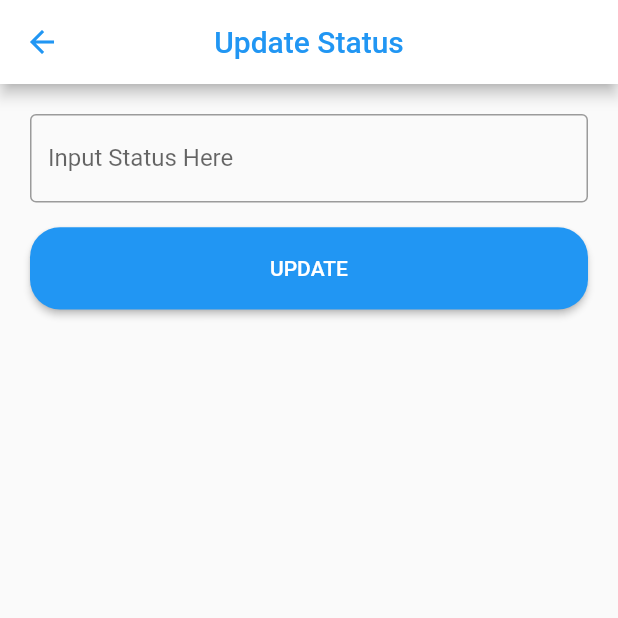
After one commit to emreozturk7/chat_app, a Flutter app: the UpdateStatusView screen opened by its route, on a phone screen of 412 x 824 dp, the top half of it. The commit adds this screen. Run offline on Flutter 3.47's test engine with Material 2 defaults, Android fonts, the phone set to English and light mode, and no system bars; our stand-ins replace cloud_firestore, emoji_picker_flutter, firebase_auth, firebase_core, firebase_storage, flutter_spinkit and 3 more; accounts and stored records are empty.

Commit message:
Update Status View added

```diff
--- a/lib/main.dart
+++ b/lib/main.dart
@@ -1,10 +1,11 @@
 import 'package:flutter/material.dart';
 import 'package:firebase_core/firebase_core.dart';
 import 'package:flutter_chat_app/model/my_user.dart';
-import 'package:flutter_chat_app/profile/profile_screen.dart';
+import 'package:flutter_chat_app/modules/contacts/contacts_view.dart';
+import 'package:flutter_chat_app/modules/profile/profile_view.dart';
+import 'package:flutter_chat_app/modules/update_status/update_status_view.dart';
 import 'package:flutter_chat_app/services/auth.dart';
 import 'package:flutter_chat_app/view/message_home_page.dart';
-import 'package:flutter_chat_app/contacts/message_contacts.dart';
 import 'package:flutter_chat_app/view/message_page.dart';
 import 'package:flutter_chat_app/view/splash_screen.dart';
 import 'package:flutter_chat_app/view/wrapper.dart';
@@ -38,6 +39,7 @@ class Main extends StatelessWidget {
                 '/message_home_page': (context) => MessageHomePage(),
                 '/message_contacts': (context) => MessageContacts(),
                 '/profile_screen': (context) => ProfileView(),
+                '/update_status_view': (context) => UpdateStatusView(),
               },
               home: const Wrapper(),
             ),
--- a/lib/authenticate/authenticate.dart
+++ b/lib/modules/authenticate/authenticate.dart
@@ -1,6 +1,6 @@
 import 'package:flutter/material.dart';
-import 'package:flutter_chat_app/authenticate/register.dart';
-import 'package:flutter_chat_app/authenticate/sign_in.dart';
+import 'package:flutter_chat_app/modules/authenticate/register.dart';
+import 'package:flutter_chat_app/modules/authenticate/sign_in.dart';
 
 class Authenticate extends StatefulWidget {
   const Authenticate({Key? key}) : super(key: key);
--- a/lib/profile/profile_screen.dart
+++ b/lib/modules/profile/profile_view.dart
@@ -1,6 +1,6 @@
 import 'package:flutter/cupertino.dart';
 import 'package:flutter/material.dart';
-import 'package:flutter_chat_app/profile/profile_controller.dart';
+import 'package:flutter_chat_app/modules/profile/profile_controller.dart';
 import 'package:flutter_chat_app/services/auth.dart';
 import 'package:get/get.dart';
 
@@ -63,7 +63,9 @@ class ProfileView extends GetView<ProfileController> {
             SizedBox(height: deviceSize.height / 75),
             buildCard(
               "Update Status",
-              () {},
+              () {
+                Get.toNamed("/update_status_view");
+              },
               context,
               Icon(Icons.update),
             ),
@@ -80,7 +82,8 @@ class ProfileView extends GetView<ProfileController> {
               Icon(Icons.palette),
             ),
             SizedBox(height: deviceSize.height / 10),
-            Text("Chat App v.1.0"),
+            Text("Chat App"),
+            Text("v.1.0"),
           ],
         ),
       ),
--- /dev/null
+++ b/lib/modules/update_status/update_status_view.dart
@@ -0,0 +1,58 @@
+import 'package:flutter/material.dart';
+import 'package:get/get.dart';
+import 'package:flutter_chat_app/modules/update_status/update_status_controller.dart';
+
+class UpdateStatusView extends GetView<UpdateStatusController> {
+  const UpdateStatusView({Key? key}) : super(key: key);
+
+  @override
+  Widget build(BuildContext context) {
+    var deviceSize = MediaQuery.of(context).size;
+    return Scaffold(
+      appBar: AppBar(
+        leading: IconButton(
+          icon: Icon(
+            Icons.arrow_back,
+            color: Colors.blue,
+          ),
+          onPressed: () {
+            Navigator.pop(context);
+          },
+        ),
+        backgroundColor: Colors.white,
+        title: Text(
+          'Update Status',
+          style: TextStyle(color: Colors.blue),
+        ),
+        centerTitle: true,
+      ),
+      body: Center(
+        child: Container(
+          padding: EdgeInsets.all(20),
+          child: Column(
+            crossAxisAlignment: CrossAxisAlignment.stretch,
+            children: [
+              TextField(
+                decoration: InputDecoration(
+                  border: OutlineInputBorder(),
+                  labelText: 'Input Status Here',
+                ),
+              ),
+              SizedBox(height: deviceSize.height / 50),
+              ElevatedButton(
+                style: ElevatedButton.styleFrom(
+                  minimumSize: deviceSize / 15,
+                  shape: RoundedRectangleBorder(
+                    borderRadius: BorderRadius.circular(20.0),
+                  ),
+                ),
+                child: Text('UPDATE'),
+                onPressed: () {},
+              ),
+            ],
+          ),
+        ),
+      ),
+    );
+  }
+}
--- a/lib/route/app_pages.dart
+++ b/lib/route/app_pages.dart
@@ -1,4 +1,4 @@
-import 'package:flutter_chat_app/contacts/message_contacts.dart';
+import 'package:flutter_chat_app/modules/contacts/contacts_view.dart';
 import 'package:flutter_chat_app/view/message_home_page.dart';
 import 'package:flutter_chat_app/view/message_page.dart';
 import 'package:get/get.dart';
--- a/lib/view/wrapper.dart
+++ b/lib/view/wrapper.dart
@@ -1,7 +1,6 @@
 import 'package:flutter/material.dart';
-import 'package:flutter_chat_app/authenticate/authenticate.dart';
 import 'package:flutter_chat_app/model/my_user.dart';
-import 'package:flutter_chat_app/profile/profile_screen.dart';
+import 'package:flutter_chat_app/modules/authenticate/authenticate.dart';
 import 'package:flutter_chat_app/view/message_home_page.dart';
 import 'package:provider/provider.dart';
 
```
Also changed, not shown: lib/modules/update_status/update_status_controller.dart (added, +18 -0 lines), lib/modules/authenticate/register.dart (renamed from lib/authenticate/register.dart), lib/modules/authenticate/sign_in.dart (renamed from lib/authenticate/sign_in.dart), lib/modules/contacts/contacts_binding.dart (added), lib/modules/contacts/contacts_controller.dart (renamed from lib/contacts/contacts_controller.dart), lib/modules/contacts/contacts_view.dart (renamed from lib/contacts/message_contacts.dart), lib/modules/profile/profile_controller.dart (renamed from lib/profile/profile_controller.dart), 4 other files.
